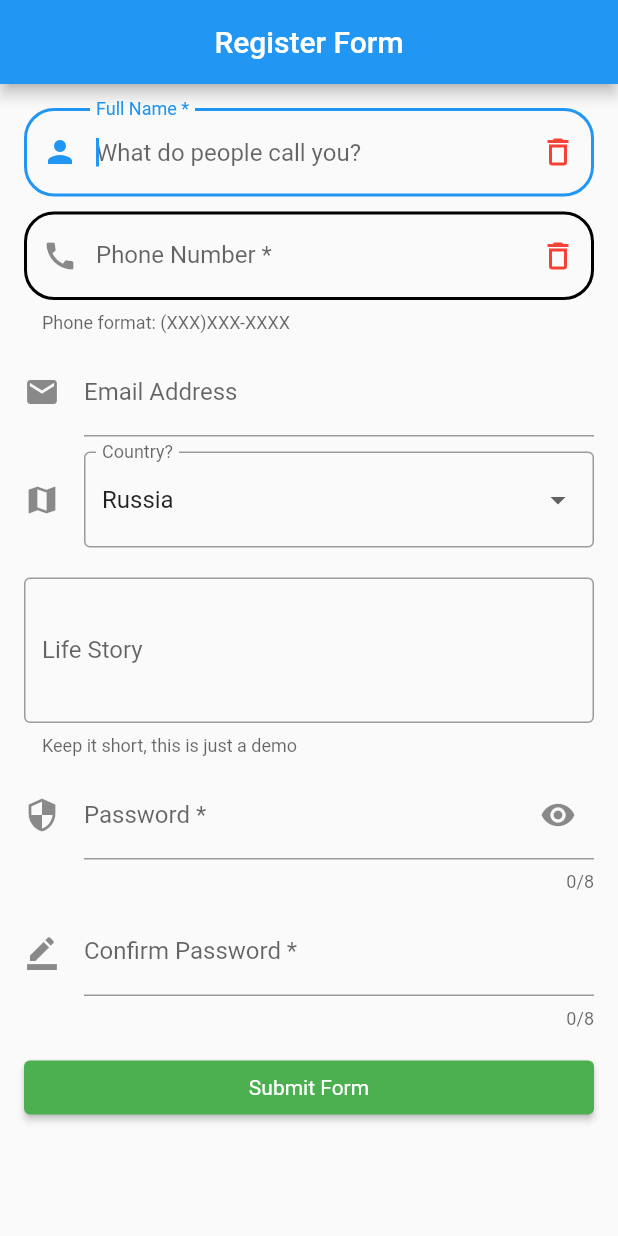
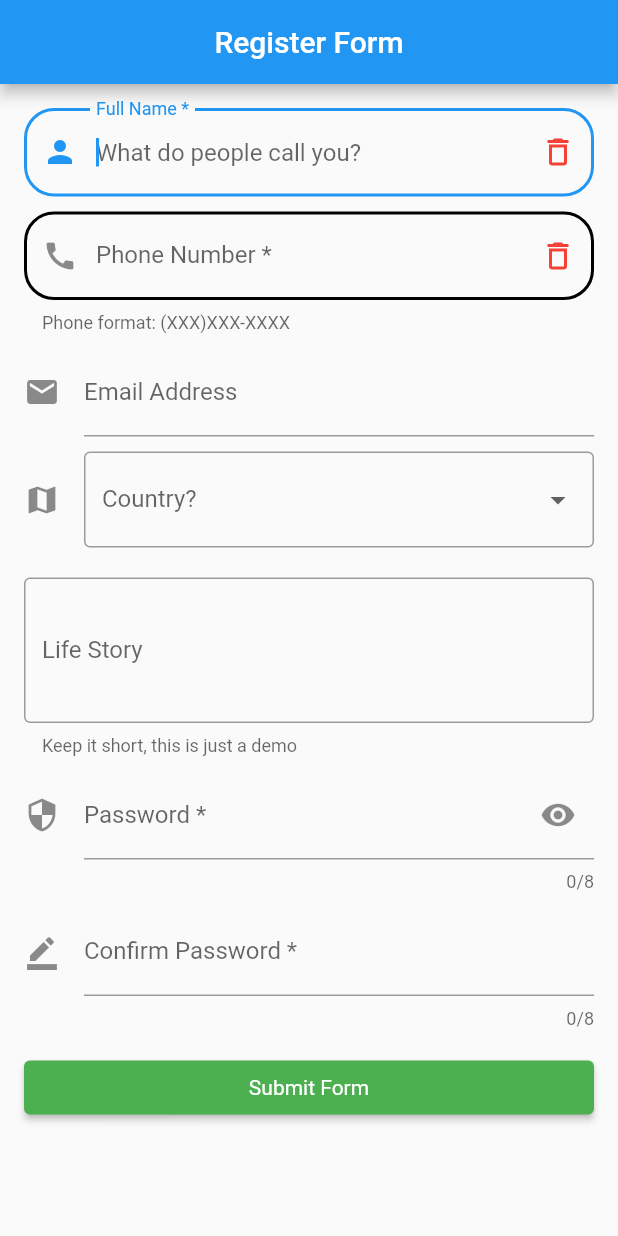
Before and after one commit to Galahed1204/flutter_app_test, a Flutter app: the screen it shows after launch, on a phone screen of 412 x 824 dp. Run offline on Flutter 3.47's test engine with Material 2 defaults, Android fonts, the phone set to English and light mode, and no system bars.

Commit message:
Finished homework

```diff
--- a/lib/model/user.dart
+++ b/lib/model/user.dart
@@ -1,7 +1,7 @@
 class User {
   late String name;
   late String phone;
-  late String email;
-  late String country;
-  late String story;
+  String email = '';
+  String country = '';
+  String story = '';
 }
--- a/lib/pages/register_form_page.dart
+++ b/lib/pages/register_form_page.dart
@@ -27,11 +27,12 @@ class _RegisterFormPageState extends State<RegisterFormPage> {
   final _confirmPassController = TextEditingController();
 
   final List<String> _countries = ['Russia', 'Ukraine', 'Germany', 'France'];
-  String _selectedCountry = 'Russia';
+  String _selectedCountry = '';
 
   final _nameFocus = FocusNode();
   final _phoneFocus = FocusNode();
   final _passFocus = FocusNode();
+  final _confirmPassFocus = FocusNode();
 
   User newUser = User();
 
@@ -46,6 +47,7 @@ class _RegisterFormPageState extends State<RegisterFormPage> {
     _nameFocus.dispose();
     _phoneFocus.dispose();
     _passFocus.dispose();
+    _confirmPassFocus.dispose();
     super.dispose();
   }
 
@@ -146,7 +148,7 @@ class _RegisterFormPageState extends State<RegisterFormPage> {
               controller: _emailController,
               decoration: const InputDecoration(
                 labelText: 'Email Address',
-                hintText: 'Enater a email address',
+                hintText: 'Enter a email address',
                 icon: Icon(Icons.mail),
               ),
               keyboardType: TextInputType.emailAddress,
@@ -172,7 +174,7 @@ class _RegisterFormPageState extends State<RegisterFormPage> {
                   newUser.country = country;
                 });
               },
-              value: _selectedCountry,
+              value: _selectedCountry.isEmpty ? null : _selectedCountry,
               // validator: (val) {
               //   return val == null ? 'Please select a country' : null;
               // },
@@ -195,6 +197,9 @@ class _RegisterFormPageState extends State<RegisterFormPage> {
             const SizedBox(height: 10),
             TextFormField(
               focusNode: _passFocus,
+              onFieldSubmitted: (_) {
+                _fieldFocusChange(context, _passFocus, _confirmPassFocus);
+              },
               controller: _passController,
               obscureText: _hidePass,
               maxLength: 8,
@@ -203,7 +208,7 @@ class _RegisterFormPageState extends State<RegisterFormPage> {
                 hintText: 'Enter the password',
                 suffixIcon: IconButton(
                   icon:
-                  Icon(_hidePass ? Icons.visibility : Icons.visibility_off),
+                      Icon(_hidePass ? Icons.visibility : Icons.visibility_off),
                   onPressed: () {
                     setState(() {
                       _hidePass = !_hidePass;
@@ -216,6 +221,7 @@ class _RegisterFormPageState extends State<RegisterFormPage> {
             ),
             const SizedBox(height: 10),
             TextFormField(
+              focusNode: _confirmPassFocus,
               controller: _confirmPassController,
               obscureText: _hidePass,
               maxLength: 8,
@@ -228,12 +234,12 @@ class _RegisterFormPageState extends State<RegisterFormPage> {
             ),
             const SizedBox(height: 15),
             ElevatedButton(
-              child: const Text('Submit Form'),
               onPressed: _submitForm,
               style: ElevatedButton.styleFrom(
                 primary: Colors.green,
                 textStyle: const TextStyle(color: Colors.white),
               ),
+              child: const Text('Submit Form'),
               //color: Colors.green,
             ),
           ],
@@ -257,10 +263,10 @@ class _RegisterFormPageState extends State<RegisterFormPage> {
   }
 
   String? _validateName(String? value) {
-    final _nameExp = RegExp(r'^[A-Za-z ]+$');
+    final nameExp = RegExp(r'^[A-Za-z ]+$');
     if (value == null) {
       return 'Name is reqired.';
-    } else if (!_nameExp.hasMatch(value)) {
+    } else if (!nameExp.hasMatch(value)) {
       return 'Please enter alphabetical characters.';
     } else {
       return null;
@@ -268,8 +274,8 @@ class _RegisterFormPageState extends State<RegisterFormPage> {
   }
 
   bool _validatePhoneNumber(String input) {
-    final _phoneExp = RegExp(r'^\(\d\d\d\)\d\d\d\-\d\d\d\d$');
-    return _phoneExp.hasMatch(input);
+    final phoneExp = RegExp(r'^\(\d\d\d\)\d\d\d\-\d\d\d\d$');
+    return phoneExp.hasMatch(input);
   }
 
   String? _validateEmail(String? value) {
--- a/lib/pages/user_info_page.dart
+++ b/lib/pages/user_info_page.dart
@@ -9,6 +9,7 @@ class UserInfoPage extends StatelessWidget {
 
   @override
   Widget build(BuildContext context) {
+    final iconEmailHide = userInfo.email.isEmpty;
     return Scaffold(
       appBar: AppBar(
         title: const Text('User Info'),
@@ -45,8 +46,8 @@ class UserInfoPage extends StatelessWidget {
                 userInfo.email.isEmpty ? 'Not specified' : userInfo.email,
                 style: const TextStyle(fontWeight: FontWeight.w500),
               ),
-              leading: const Icon(
-                Icons.mail,
+              leading: Icon(
+                iconEmailHide ? null : Icons.mail,
                 color: Colors.black,
               ),
             ),
```
